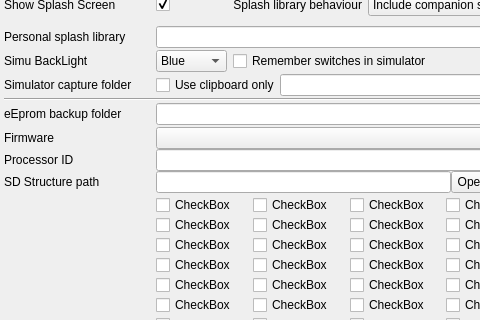
Before: the Qt Designer form src/preferencesdialog.ui in roberto1903/companion9x, drawn with Qt 5; both pictures show x 0 to 480 and y 96 to 416 of the 741 by 710 pixel window.
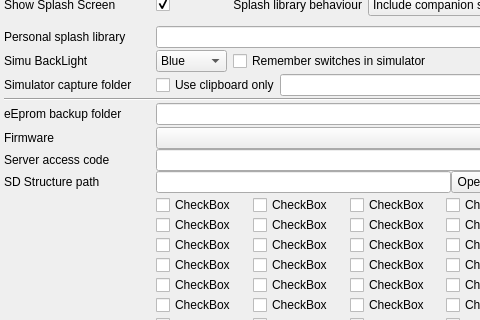
After: the same form once the commit is applied. Icons and pictures are not drawn.

```diff
--- a/src/preferencesdialog.ui
+++ b/src/preferencesdialog.ui
@@ -6,7 +6,7 @@
    <rect>
     <x>0</x>
     <y>0</y>
-    <width>685</width>
+    <width>734</width>
     <height>710</height>
    </rect>
   </property>
@@ -984,7 +984,7 @@
      <item row="1" column="0">
       <widget class="QLabel" name="CPU_ID_LABEL">
        <property name="text">
-        <string>Processor ID</string>
+        <string>Server access code</string>
        </property>
       </widget>
      </item>
```
Left out of the diff: 4 changed lines with no effect on the pictures.
